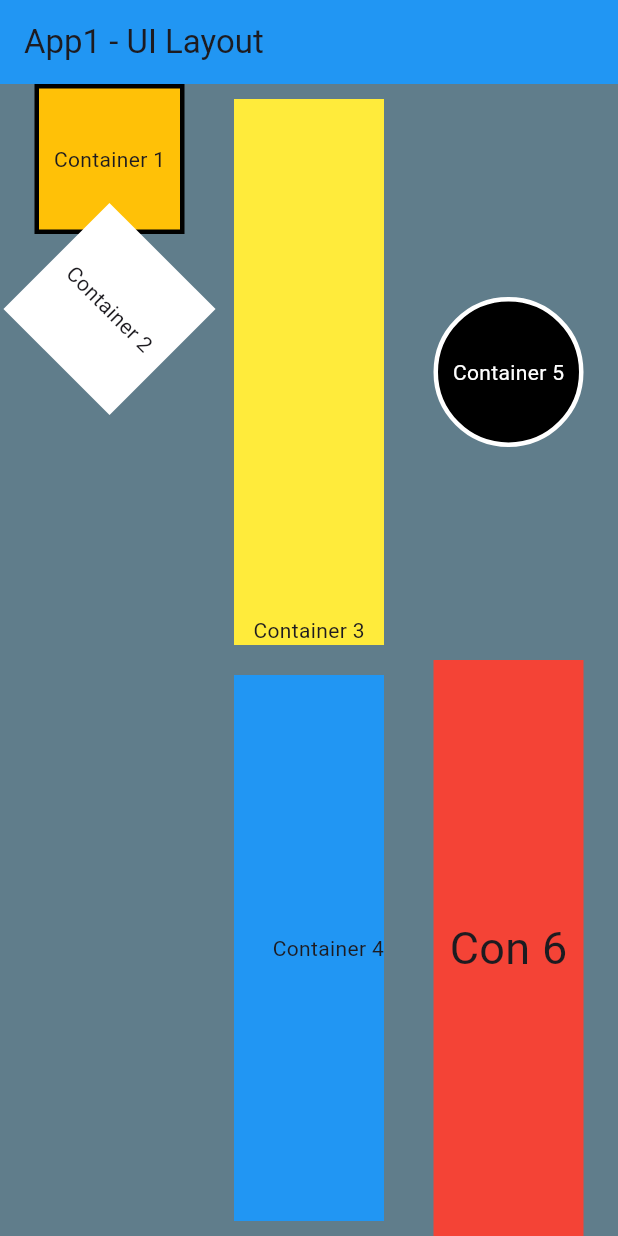
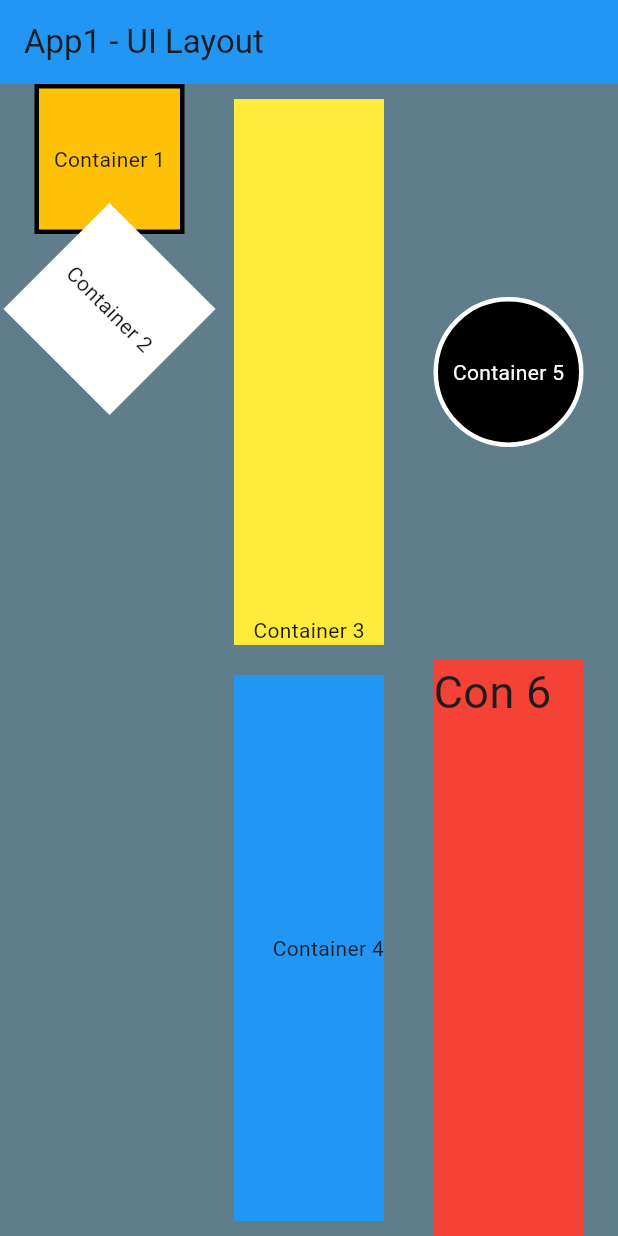
Before and after one commit to AnakaSparrow/dmit2504assignment1, a Flutter app: the screen it shows after launch, on a phone screen of 412 x 824 dp. Run offline on Flutter 3.47's test engine with Material 3 defaults, Android fonts, the phone set to English and light mode, and no system bars.

Commit message:
con 6 text align
con 6 text to top left

```diff
--- a/assignment1/lib/main.dart
+++ b/assignment1/lib/main.dart
@@ -123,8 +123,9 @@ class MyApp extends StatelessWidget {
                     child: Container(
                       width: 100.0,
                       color: Colors.red,
-                      child: const Center(
-                        child: Text(
+                      child: const Align(
+                        alignment: Alignment.topLeft,
+                        child:Text(
                           'Con 6',
                           style: TextStyle(fontSize: 30),
                         )
```
